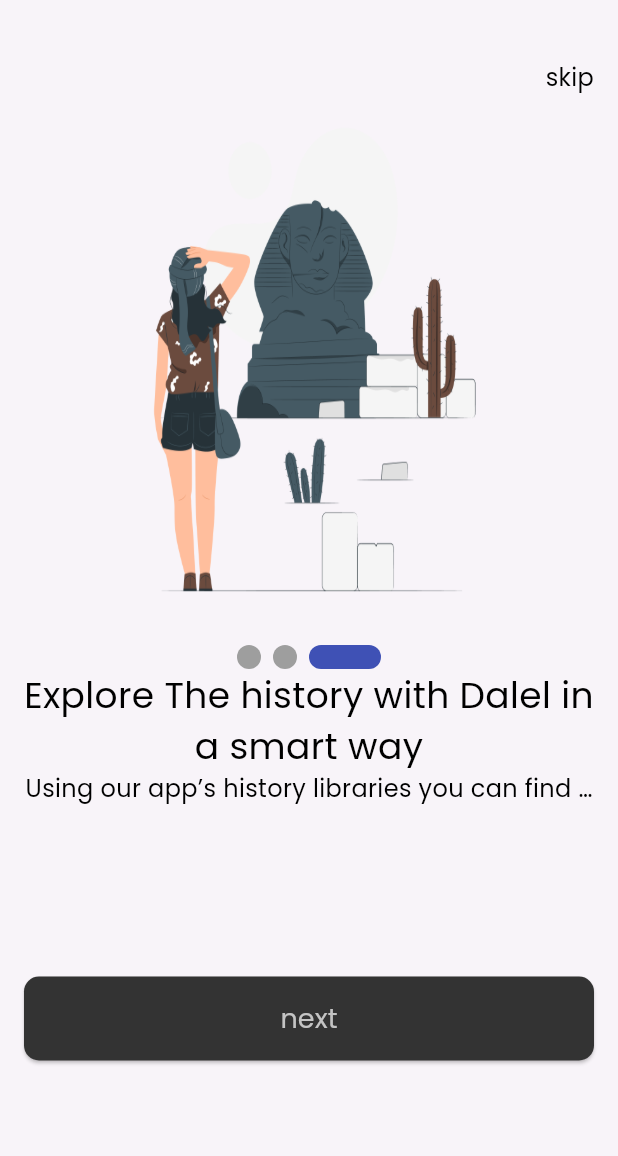
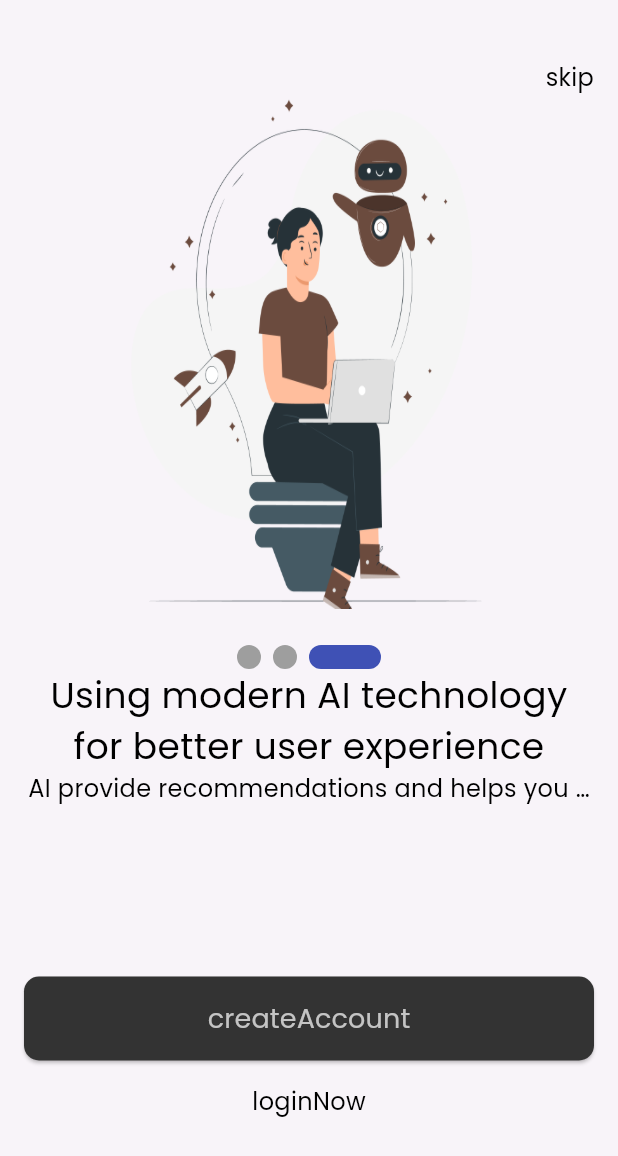
Before and after one commit to mohamedseedk908/DalelApp, a Flutter app: the screen it shows after launch, swiped to page 3, on a phone screen of 412 x 824 dp. Shown: the top 1156 px of the screen. Run offline on Flutter 3.47's test engine with Material 3 defaults, Android fonts, the phone set to English and light mode, and no system bars; drawn by our look-alikes of smooth_page_indicator; our stand-ins replace easy_localization, go_router.

Commit message:
finish onBoarding

```diff
--- a/lib/core/routers/app_router.dart
+++ b/lib/core/routers/app_router.dart
@@ -1,3 +1,5 @@
+import 'package:dalel/features/auth/presentation/views/sign_in.dart';
+import 'package:dalel/features/auth/presentation/views/sign_up.dart';
 import 'package:go_router/go_router.dart';
 import '../../features/on_boarding/presentation/viows/onboarding_screen.dart';
 import '../../features/splash/presentation/views/splash_screen.dart';
@@ -9,6 +11,12 @@ final GoRouter router =GoRouter(
     ),
     GoRoute(path: "/OnboardingScreen",
       builder: (context, state) => const OnboardingScreen(),
-    )
+    ),
+    GoRoute(path: "/signUp",
+      builder: (context, state) => const SignUp(),
+    ),
+    GoRoute(path: "/signIn",
+      builder: (context, state) => const SignIn(),
+    ),
   ],
 );
--- a/lib/core/widgets/custom_button.dart
+++ b/lib/core/widgets/custom_button.dart
@@ -4,9 +4,10 @@ import 'package:dalel/core/utils/locale_keys.g.dart';
 import 'package:flutter/material.dart';
 
 class CustomButton extends StatelessWidget {
-  const CustomButton({super.key, this.color, this.text});
+    const CustomButton({super.key, this.color, this.text,  this.onPressed, });
   final Color? color;
   final String? text;
+  final VoidCallback? onPressed;
 
   @override
   Widget build(BuildContext context) {
@@ -14,7 +15,7 @@ class CustomButton extends StatelessWidget {
       width: double.infinity,
       height: 56,
       child: ElevatedButton(
-        onPressed: () {},
+        onPressed: onPressed,
         style: ElevatedButton.styleFrom(
             backgroundColor: color ?? AppColors.black,
             shape: RoundedRectangleBorder(
--- /dev/null
+++ b/lib/features/on_boarding/data/models/on_boarding_model.dart
@@ -0,0 +1,28 @@
+import 'package:dalel/core/utils/app_assets.dart';
+
+class OnBoardingModel {
+  final String image;
+  final String title;
+  final String supTitle;
+
+  OnBoardingModel(
+      {required this.image, required this.title, required this.supTitle});
+}
+
+List<OnBoardingModel> onBoardingData = [
+  OnBoardingModel(
+    image: AppAssets.onBoairding1,
+    title: "Explore The history with Dalel in a smart way",
+    supTitle: "Using our app’s history libraries you can find many historical periods ",
+  ),
+  OnBoardingModel(
+    image: AppAssets.onBoairding2,
+    title: "From every place on earth",
+    supTitle: "A big variety of ancient places from all over the world",
+  ),
+  OnBoardingModel(
+    image: AppAssets.onBairding3,
+    title: "Using modern AI technology for better user experience",
+    supTitle: "AI provide recommendations and helps you to continue the search journey",
+  )
+];
--- a/lib/features/on_boarding/presentation/viows/onboarding_screen.dart
+++ b/lib/features/on_boarding/presentation/viows/onboarding_screen.dart
@@ -1,29 +1,55 @@
+import 'package:dalel/core/functions/navigations.dart';
 import 'package:dalel/features/on_boarding/presentation/viows/widgets/custom_navbar.dart';
+import 'package:dalel/features/on_boarding/presentation/viows/widgets/get_buttons.dart';
 import 'package:dalel/features/on_boarding/presentation/viows/widgets/on_boarding_body.dart';
 import 'package:flutter/material.dart';
-import '../../../../core/widgets/custom_button.dart';
 
-class OnboardingScreen extends StatelessWidget {
+class OnboardingScreen extends StatefulWidget {
   const OnboardingScreen({super.key});
+
+  @override
+  State<OnboardingScreen> createState() => _OnboardingScreenState();
+}
+
+class _OnboardingScreenState extends State<OnboardingScreen> {
+  PageController controller = PageController(initialPage: 0);
+  int currentIndex = 0;
 
   @override
   Widget build(BuildContext context) {
     return SafeArea(
       child: Scaffold(
-        body:Padding(
+        body: Padding(
           padding: const EdgeInsets.symmetric(horizontal: 16.0),
           child: ListView(
-            physics: PageScrollPhysics(),
+            physics: const PageScrollPhysics(),
             children: [
-              SizedBox(height: 40,),
-              CustomNavBar(),
-              OnBoardingBody(),
-              SizedBox(height: 88,),
-              CustomButton(),
-              SizedBox(height: 17,)
+              const SizedBox(
+                height: 40,
+              ),
+              CustomNavBar(
+                onTap: () {
+                  customReplacementNavigate(context, "/signUp");
+                },
+              ),
+              OnBoardingBody(
+                onPageChanged: (index) {
+                  setState(() {
+                    currentIndex = index;
+                  });
+                },
+                controller: controller,
+              ),
+              const SizedBox(
+                height: 88,
+              ),
+              GetButtons(controller: controller,currentIndex: currentIndex),
+              const SizedBox(
+                height: 17,
+              )
             ],
           ),
-        ) ,
+        ),
       ),
     );
   }
--- a/lib/features/on_boarding/presentation/viows/widgets/custom_navbar.dart
+++ b/lib/features/on_boarding/presentation/viows/widgets/custom_navbar.dart
@@ -1,16 +1,22 @@
 import 'package:flutter/material.dart';
-
 import '../../../../../core/utils/app_text_styles.dart';
 import '../../../../../core/utils/locale_keys.g.dart';
 
 class CustomNavBar extends StatelessWidget {
-  const CustomNavBar({super.key});
+  const CustomNavBar({super.key,  this.onTap});
+  final void Function()? onTap;
 
   @override
   Widget build(BuildContext context) {
     return  Align(
       alignment: Alignment.centerRight,
-      child: Text(LocaleKeys.skip,style:CustomTextStyles.poppins300style16,),
+      child: GestureDetector(
+        onTap: onTap,
+        child: Text(
+          LocaleKeys.skip,
+          style: CustomTextStyles.poppins300style16,
+        ),
+      ),
     );
   }
 }
--- /dev/null
+++ b/lib/features/on_boarding/presentation/viows/widgets/get_buttons.dart
@@ -0,0 +1,50 @@
+import 'package:flutter/material.dart';
+import '../../../../../core/functions/navigations.dart';
+import '../../../../../core/utils/app_text_styles.dart';
+import '../../../../../core/utils/locale_keys.g.dart';
+import '../../../../../core/widgets/custom_button.dart';
+import '../../../data/models/on_boarding_model.dart';
+
+class GetButtons extends StatelessWidget {
+  const GetButtons(
+      {super.key, required this.currentIndex, required this.controller});
+  final int currentIndex;
+  final PageController controller;
+  @override
+  Widget build(BuildContext context) {
+    if (currentIndex == onBoardingData.length - 1) {
+      return Column(
+        children: [
+          CustomButton(
+            text: LocaleKeys.createAccount,
+            onPressed: () {
+              customReplacementNavigate(context, "/signUp");
+            },
+          ),
+          const SizedBox(height: 16),
+          GestureDetector(
+            onTap: () {
+              customReplacementNavigate(context, "/signIn");
+            },
+            child: Text(
+              LocaleKeys.loginNow,
+              style: CustomTextStyles.poppins300style16.copyWith(
+                fontWeight: FontWeight.w400,
+              ),
+            ),
+          ),
+        ],
+      );
+    } else {
+      return CustomButton(
+        text: LocaleKeys.next,
+        onPressed: () {
+          controller.nextPage(
+            duration: const Duration(microseconds: 200),
+            curve: Curves.bounceIn,
+          );
+        },
+      );
+    }
+  }
+}
--- a/lib/features/on_boarding/presentation/viows/widgets/on_boarding_body.dart
+++ b/lib/features/on_boarding/presentation/viows/widgets/on_boarding_body.dart
@@ -1,29 +1,32 @@
+import 'package:dalel/features/on_boarding/data/models/on_boarding_model.dart';
 import 'package:flutter/material.dart';
-import '../../../../../core/utils/app_assets.dart';
 import '../../../../../core/utils/app_text_styles.dart';
 import 'custom_smooth_page_indicator.dart';
 
 class OnBoardingBody extends StatelessWidget {
-  OnBoardingBody({super.key});
-  PageController controller = PageController();
+  const OnBoardingBody({super.key, required this.controller, this.onPageChanged});
+  final PageController controller;
+  final Function(int )? onPageChanged;
+
 
   @override
   Widget build(BuildContext context) {
     return SizedBox(
       height: 500,
       child: PageView.builder(
-        physics: PageScrollPhysics(),
+        onPageChanged: onPageChanged,
+        physics: const PageScrollPhysics(),
           controller: controller,
-          itemCount: 3,
+          itemCount: onBoardingData.length,
           itemBuilder: (context, index) {
             return Column(
               children: [
                 Container(
                   width: 290,
                   height: 343,
-                  decoration: BoxDecoration(
-                    image: DecorationImage(
-                        image: AssetImage(AppAssets.onBoairding1),
+                  decoration:  BoxDecoration(
+                    image:  DecorationImage(
+                        image:AssetImage(onBoardingData[index].image),
                         fit: BoxFit.fill),
                   ),
                 ),
@@ -33,15 +36,13 @@ class OnBoardingBody extends StatelessWidget {
                 CustomSmoothPageIndicator(
                   controller: controller,
                 ),
-                const Text(
-                  "Explore The history with Dalel in a smart way",
+                 Text(onBoardingData[index].title,
                   style: CustomTextStyles.poppins500style24,
                   textAlign: TextAlign.center,
                   maxLines: 2,
                   overflow: TextOverflow.ellipsis,
                 ),
-                const Text(
-                  "Using our app’s history libraries you can find many historical periods ",
+                 Text(onBoardingData[index].supTitle,
                   style: CustomTextStyles.poppins300style16,
                   textAlign: TextAlign.center,
                   overflow: TextOverflow.ellipsis,
--- a/lib/features/splash/presentation/views/splash_screen.dart
+++ b/lib/features/splash/presentation/views/splash_screen.dart
@@ -1,3 +1,4 @@
+import 'package:dalel/core/utils/app_assets.dart';
 import 'package:easy_localization/easy_localization.dart';
 import 'package:flutter/material.dart';
 import '../../../../core/functions/navigations.dart';
@@ -32,9 +33,7 @@ class _SplashScreenState extends State<SplashScreen> {
         child: Column(
           mainAxisAlignment: MainAxisAlignment.center,
           children: [
-            Text(
-              LocaleKeys.appName.tr(),
-            ),
+            Image.asset(AppAssets.onBairding3)
           ],
         ),
       ),
```
Also changed, not shown: lib/features/auth/presentation/views/sign_in.dart (added, +10 -0 lines), lib/features/auth/presentation/views/sign_up.dart (added, +10 -0 lines).
